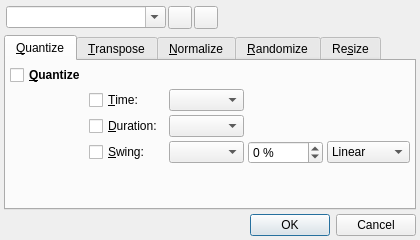
First picture: the form in src/qtractorMidiToolsForm.ui, repository rncbc/qtractor, before the edit.
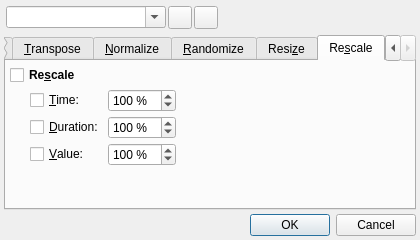
Second picture: the form after the edit. The open tabs and pages were chosen to show the change. Icons and pictures are not drawn. Custom widgets are drawn as their Qt base class.

Commit message: - A new MIDI editor (piano-roll) tool has been added:   Rescale event times, durations and/or values by a   percentage between 1 and 1000% (adapted thanks to   patch #3081954, by Jesse Lucas).

The edit to the form file:
```diff
--- a/src/qtractorMidiToolsForm.ui
+++ b/src/qtractorMidiToolsForm.ui
@@ -122,16 +122,10 @@
       <attribute name="title" >
        <string>&amp;Quantize</string>
       </attribute>
-      <layout class="QGridLayout" >
-       <property name="margin" >
-        <number>4</number>
-       </property>
-       <property name="spacing" >
-        <number>4</number>
-       </property>
-       <item row="0" column="0" colspan="5" >
-        <widget class="QCheckBox" name="QuantizeCheckBox" >
-         <property name="font" >
+      <layout class="QGridLayout">
+       <item row="0" column="0" colspan="6">
+        <widget class="QCheckBox" name="QuantizeCheckBox">
+         <property name="font">
           <font>
            <weight>75</weight>
            <bold>true</bold>
@@ -175,7 +169,7 @@
          </property>
         </widget>
        </item>
-       <item row="1" column="3" colspan="2" >
+       <item row="1" column="3" rowspan="2" colspan="3">
         <spacer>
          <property name="orientation" >
           <enum>Qt::Horizontal</enum>
@@ -263,12 +257,25 @@
          </item>
         </widget>
        </item>
-       <item row="4" column="1" colspan="4" >
+       <item row="3" column="5">
         <spacer>
-         <property name="orientation" >
+         <property name="orientation">
+          <enum>Qt::Horizontal</enum>
+         </property>
+         <property name="sizeHint">
+          <size>
+           <width>73</width>
+           <height>20</height>
+          </size>
+         </property>
+        </spacer>
+       </item>
+       <item row="4" column="1" colspan="5">
+        <spacer>
+         <property name="orientation">
           <enum>Qt::Vertical</enum>
          </property>
-         <property name="sizeHint" >
+         <property name="sizeHint">
           <size>
            <width>20</width>
            <height>16</height>
@@ -725,9 +732,9 @@
        </item>
       </layout>
      </widget>
-     <widget class="QWidget" name="Resize" >
-      <attribute name="title" >
-       <string>Re&amp;size</string>
+     <widget class="QWidget" name="Resize">
+      <attribute name="title">
+       <string>Resi&amp;ze</string>
       </attribute>
       <layout class="QGridLayout" >
        <property name="margin" >
@@ -874,6 +881,167 @@
        </item>
       </layout>
      </widget>
+     <widget class="QWidget" name="Rescale">
+      <attribute name="title">
+       <string>Re&amp;scale</string>
+      </attribute>
+      <layout class="QGridLayout">
+       <item row="0" column="0" colspan="4">
+        <widget class="QCheckBox" name="RescaleCheckBox">
+         <property name="font">
+          <font>
+           <weight>75</weight>
+           <bold>true</bold>
+          </font>
+         </property>
+         <property name="toolTip">
+          <string>Rescale selected events</string>
+         </property>
+         <property name="text">
+          <string>Re&amp;scale</string>
+         </property>
+        </widget>
+       </item>
+       <item row="1" column="0">
+        <spacer>
+         <property name="orientation">
+          <enum>Qt::Horizontal</enum>
+         </property>
+         <property name="sizeType">
+          <enum>QSizePolicy::Fixed</enum>
+         </property>
+         <property name="sizeHint">
+          <size>
+           <width>16</width>
+           <height>19</height>
+          </size>
+         </property>
+        </spacer>
+       </item>
+       <item row="1" column="1">
+        <widget class="QCheckBox" name="RescaleTimeCheckBox">
+         <property name="text">
+          <string>&amp;Time:</string>
+         </property>
+        </widget>
+       </item>
+       <item row="1" column="2">
+        <widget class="QSpinBox" name="RescaleTimeSpinBox">
+         <property name="minimumSize">
+          <size>
+           <width>60</width>
+           <height>0</height>
+          </size>
+         </property>
+         <property name="toolTip">
+          <string>Rescale time</string>
+         </property>
+         <property name="suffix">
+          <string> %</string>
+         </property>
+         <property name="minimum">
+          <number>1</number>
+         </property>
+         <property name="maximum">
+          <number>1000</number>
+         </property>
+         <property name="value">
+          <number>100</number>
+         </property>
+        </widget>
+       </item>
+       <item row="1" column="3" rowspan="3">
+        <spacer>
+         <property name="orientation">
+          <enum>Qt::Horizontal</enum>
+         </property>
+         <property name="sizeHint">
+          <size>
+           <width>224</width>
+           <height>58</height>
+          </size>
+         </property>
+        </spacer>
+       </item>
+       <item row="2" column="1">
+        <widget class="QCheckBox" name="RescaleDurationCheckBox">
+         <property name="text">
+          <string>&amp;Duration:</string>
+         </property>
+        </widget>
+       </item>
+       <item row="2" column="2">
+        <widget class="QSpinBox" name="RescaleDurationSpinBox">
+         <property name="minimumSize">
+          <size>
+           <width>60</width>
+           <height>0</height>
+          </size>
+         </property>
+         <property name="toolTip">
+          <string>Rescale duration</string>
+         </property>
+         <property name="suffix">
+          <string> %</string>
+         </property>
+         <property name="minimum">
+          <number>1</number>
+         </property>
+         <property name="maximum">
+          <number>1000</number>
+         </property>
+         <property name="value">
+          <number>100</number>
+         </property>
+        </widget>
+       </item>
+       <item row="3" column="1">
+        <widget class="QCheckBox" name="RescaleValueCheckBox">
+         <property name="text">
+          <string>&amp;Value:</string>
+         </property>
+        </widget>
+       </item>
+       <item row="3" column="2">
+        <widget class="QSpinBox" name="RescaleValueSpinBox">
+         <property name="minimumSize">
+          <size>
+           <width>60</width>
+           <height>0</height>
+          </size>
+         </property>
+         <property name="toolTip">
+          <string>Rescale value</string>
+         </property>
+         <property name="suffix">
+          <string> %</string>
+         </property>
+         <property name="minimum">
+          <number>1</number>
+         </property>
+         <property name="maximum">
+          <number>1000</number>
+         </property>
+         <property name="value">
+          <number>100</number>
+         </property>
+        </widget>
+       </item>
+       <item row="4" column="1" colspan="3">
+        <spacer>
+         <property name="orientation">
+          <enum>Qt::Vertical</enum>
+         </property>
+         <property name="sizeHint">
+          <size>
+           <width>358</width>
+           <height>38</height>
+          </size>
+         </property>
+        </spacer>
+       </item>
+      </layout>
+     </widget>
     </widget>
    </item>
    <item>
@@ -888,7 +1056,7 @@
    </item>
   </layout>
  </widget>
- <layoutdefault spacing="4" margin="4" />
+ <layoutdefault spacing="4" margin="4"/>
  <customwidgets>
   <customwidget>
    <class>qtractorTimeSpinBox</class>
```
Left out of the diff: 540 changed lines with no effect on the pictures. The commit also changes 7 other files.
